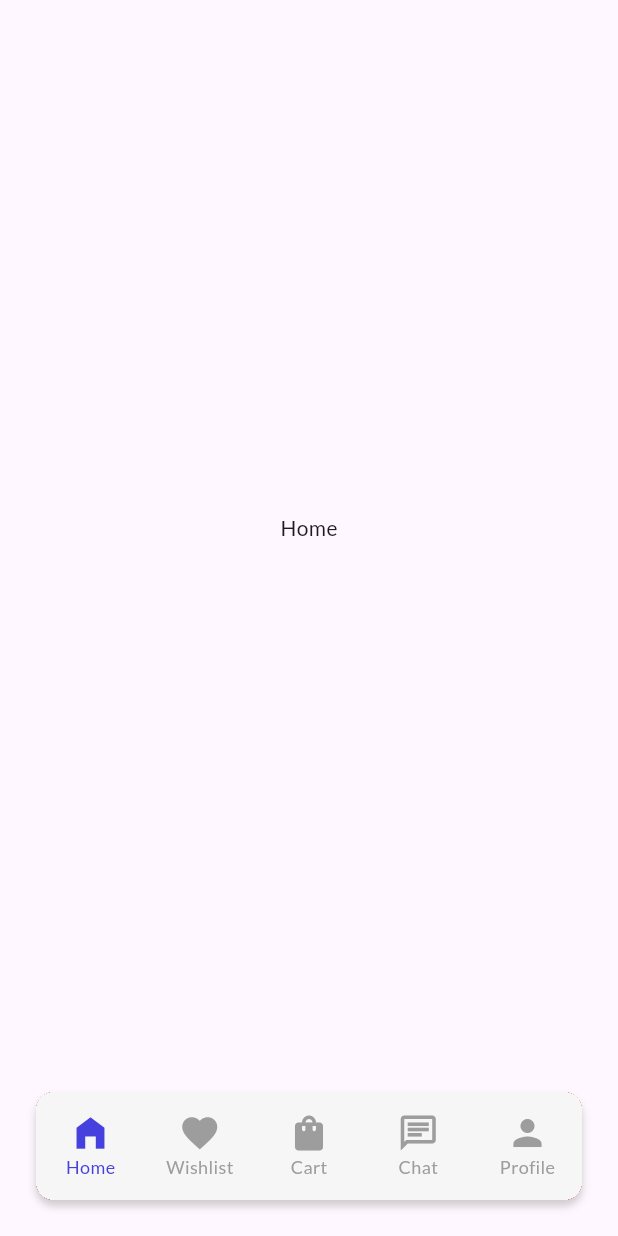
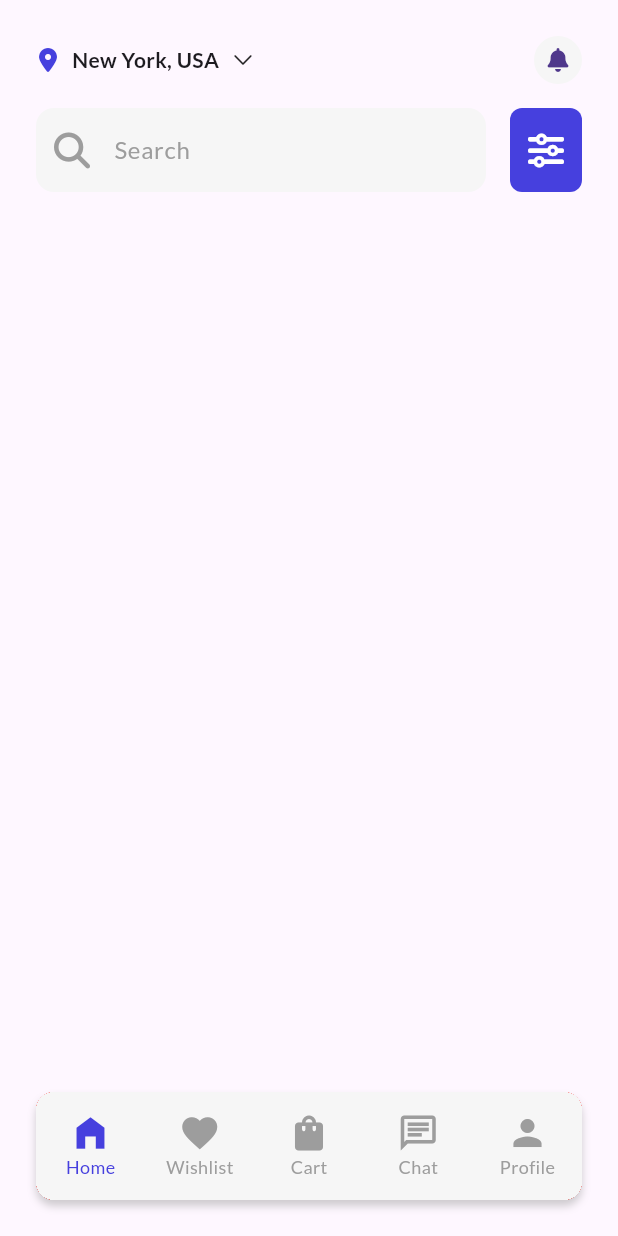
Before and after one commit to aliwaseem27/e_commerce_clone, a Flutter app: the screen it shows after launch, on a phone screen of 412 x 824 dp. Run offline on Flutter 3.47's test engine with Material 3 defaults, Android fonts, the phone set to English and light mode, and no system bars; our stand-ins replace auto_route, device_preview, font_awesome_flutter, pinput.

Commit message:
add: home search bar and header

```diff
--- a/lib/presentation/screens/store/home_screen.dart
+++ b/lib/presentation/screens/store/home_screen.dart
@@ -1,5 +1,11 @@
 import 'package:auto_route/annotations.dart';
+import 'package:e_commerce_clone/utils/constants/app_colors.dart';
+import 'package:e_commerce_clone/utils/constants/app_sizes.dart';
 import 'package:flutter/material.dart';
+import 'package:font_awesome_flutter/font_awesome_flutter.dart';
+
+import 'widgets/home_screen_header.dart';
+import 'widgets/home_search_bar.dart';
 
 @RoutePage()
 class HomeScreen extends StatelessWidget {
@@ -7,8 +13,31 @@ class HomeScreen extends StatelessWidget {
 
   @override
   Widget build(BuildContext context) {
-    return Center(
-      child: Text("Home"),
+    return SafeArea(
+      child: Padding(
+        padding: const EdgeInsets.all(AppSizes.defaultSpace),
+        child: SingleChildScrollView(
+          child: Column(
+            children: [
+              // Header
+              HomeScreenHeader(),
+
+              SizedBox(height: AppSizes.spaceBtwItems),
+
+              // Search Bar
+              HomeSearchBar(),
+
+              // Promo Banners
+
+              // Categories
+
+              // Products for you
+
+              // Invite Friends
+            ],
+          ),
+        ),
+      ),
     );
   }
 }
--- /dev/null
+++ b/lib/presentation/screens/store/widgets/home_screen_header.dart
@@ -0,0 +1,49 @@
+import 'package:flutter/cupertino.dart';
+import 'package:flutter/material.dart';
+import 'package:font_awesome_flutter/font_awesome_flutter.dart';
+
+import '../../../../utils/constants/app_colors.dart';
+import '../../../../utils/constants/app_sizes.dart';
+
+class HomeScreenHeader extends StatelessWidget {
+  const HomeScreenHeader({
+    super.key,
+  });
+
+  @override
+  Widget build(BuildContext context) {
+    return Row(
+      mainAxisAlignment: MainAxisAlignment.spaceBetween,
+      children: [
+        InkWell(
+          onTap: () {},
+          child: Row(
+            children: [
+              Icon(
+                FontAwesomeIcons.locationDot,
+                color: AppColors.primaryColor,
+                size: 16,
+              ),
+              SizedBox(width: AppSizes.sm),
+              Text(
+                "New York, USA",
+                style: Theme.of(context).textTheme.bodyMedium?.copyWith(fontWeight: FontWeight.bold),
+              ),
+              SizedBox(width: AppSizes.sm),
+              Icon(CupertinoIcons.chevron_down, size: 16),
+            ],
+          ),
+        ),
+        CircleAvatar(
+          radius: 16,
+          backgroundColor: AppColors.secondaryColor,
+          child: IconButton(
+            onPressed: () {},
+            icon: const Icon(FontAwesomeIcons.solidBell),
+            iconSize: 16,
+          ),
+        ),
+      ],
+    );
+  }
+}
--- /dev/null
+++ b/lib/presentation/screens/store/widgets/home_search_bar.dart
@@ -0,0 +1,44 @@
+import 'package:flutter/material.dart';
+import 'package:font_awesome_flutter/font_awesome_flutter.dart';
+
+import '../../../../utils/constants/app_colors.dart';
+import '../../../../utils/constants/app_sizes.dart';
+
+class HomeSearchBar extends StatelessWidget {
+  const HomeSearchBar({
+    super.key,
+  });
+
+  @override
+  Widget build(BuildContext context) {
+    return Row(
+      children: [
+        Expanded(
+          child: TextFormField(
+            decoration: InputDecoration(
+              filled: true,
+              fillColor: AppColors.secondaryColor,
+              hintText: "Search",
+              hintStyle: TextStyle(color: AppColors.neutralColor),
+              prefixIcon: Icon(FontAwesomeIcons.magnifyingGlass),
+              prefixIconColor: AppColors.neutralColor,
+            ),
+          ),
+        ),
+        SizedBox(width: AppSizes.spaceBtwItems),
+        Container(
+          height: 56,
+          decoration: BoxDecoration(
+            color: AppColors.primaryColor,
+            borderRadius: BorderRadius.circular(AppSizes.borderRadiusMd),
+          ),
+          child: IconButton(
+            color: Colors.white,
+            onPressed: () {},
+            icon: Icon(FontAwesomeIcons.sliders),
+          ),
+        ),
+      ],
+    );
+  }
+}
--- a/lib/utils/themes/theme_widget/text_form_field_theme.dart
+++ b/lib/utils/themes/theme_widget/text_form_field_theme.dart
@@ -16,23 +16,23 @@ class AppTextFieldFormTheme {
     floatingLabelStyle: const TextStyle().copyWith(color: AppColors.neutralDarkColor.withOpacity(0.8)),
     border: const OutlineInputBorder().copyWith(
       borderRadius: BorderRadius.circular(AppSizes.inputFieldRadius),
-      borderSide: const BorderSide(width: 1, color: AppColors.neutralColor),
+      borderSide: const BorderSide(width: 1, color: Colors.transparent),
     ),
     enabledBorder: const OutlineInputBorder().copyWith(
       borderRadius: BorderRadius.circular(AppSizes.inputFieldRadius),
-      borderSide: const BorderSide(width: 1, color: AppColors.neutralColor),
+      borderSide: const BorderSide(width: 1, color:Colors.transparent),
     ),
     focusedBorder: const OutlineInputBorder().copyWith(
       borderRadius: BorderRadius.circular(AppSizes.inputFieldRadius),
-      borderSide: const BorderSide(width: 1, color: AppColors.neutralDarkColor),
+      borderSide: const BorderSide(width: 1, color: Colors.transparent),
     ),
     errorBorder: const OutlineInputBorder().copyWith(
       borderRadius: BorderRadius.circular(AppSizes.inputFieldRadius),
-      borderSide: const BorderSide(width: 1, color: AppColors.warning),
+      borderSide: const BorderSide(width: 1, color:Colors.transparent),
     ),
     focusedErrorBorder: const OutlineInputBorder().copyWith(
       borderRadius: BorderRadius.circular(AppSizes.inputFieldRadius),
-      borderSide: const BorderSide(width: 2, color: AppColors.warning),
+      borderSide: const BorderSide(width: 2, color: Colors.transparent),
     ),
   );
 }
--- a/pubspec.yaml
+++ b/pubspec.yaml
@@ -14,7 +14,7 @@ dependencies:
   device_preview: ^1.2.0
   auto_route: ^8.1.3
   pinput: ^5.0.0
-  icons_plus: ^5.0.0
+  font_awesome_flutter: ^10.7.0
 
 dev_dependencies:
   flutter_test:
```
Also changed, not shown: pubspec.lock.
